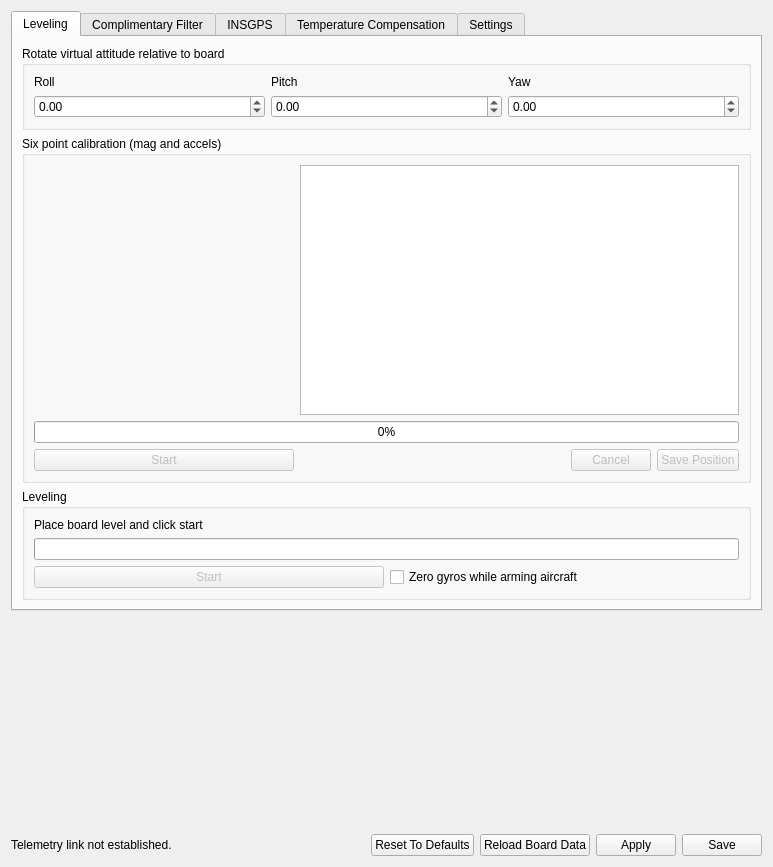
The window that ground/gcs/src/plugins/config/attitude.ui (TauLabs/TauLabs) describes before a commit, drawn with Qt 5.
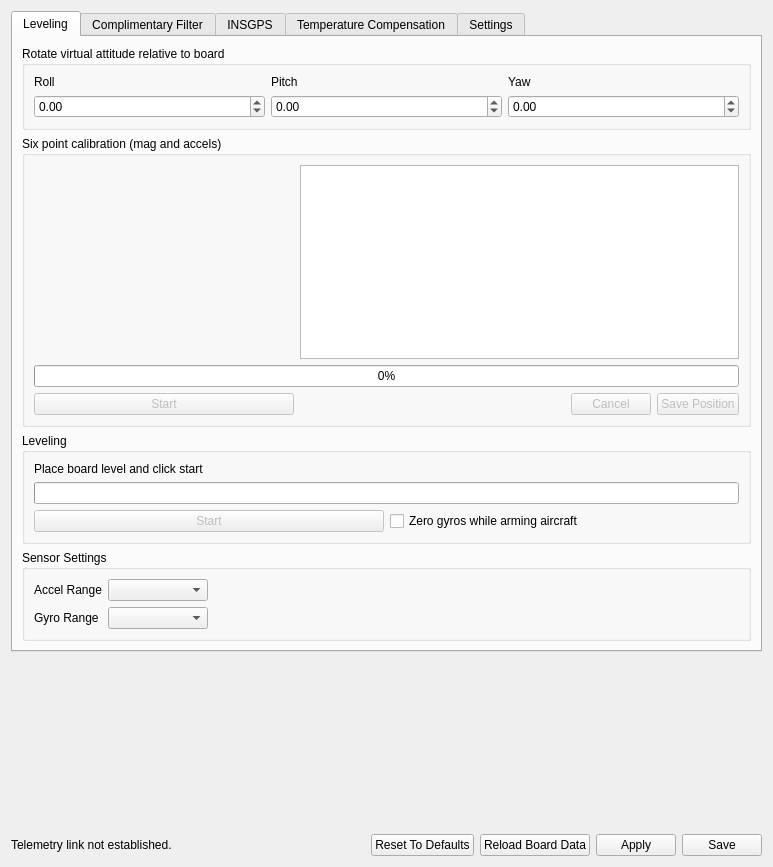
The same window after the commit. Icons and pictures are not drawn. Custom widgets are drawn as their Qt base class.

Commit message: Calibration: Add back the accel and gyro ranges

Diff of the .ui file:
```diff
--- a/ground/gcs/src/plugins/config/attitude.ui
+++ b/ground/gcs/src/plugins/config/attitude.ui
@@ -23,7 +23,7 @@
       <attribute name="title">
        <string>Leveling</string>
       </attribute>
-      <layout class="QVBoxLayout" name="verticalLayout_7" stretch="0,0,0">
+      <layout class="QVBoxLayout" name="verticalLayout_7" stretch="0,0,0,0">
        <item>
         <widget class="QGroupBox" name="groupBox">
          <property name="title">
@@ -265,6 +265,92 @@
          </layout>
         </widget>
        </item>
+       <item>
+        <widget class="QGroupBox" name="groupBox_5">
+         <property name="title">
+          <string>Sensor Settings</string>
+         </property>
+         <layout class="QHBoxLayout" name="horizontalLayout_6">
+          <item>
+           <layout class="QFormLayout" name="formLayout_2">
+            <item row="0" column="0">
+             <widget class="QLabel" name="accelRangeLabel">
+              <property name="text">
+               <string>Accel Range</string>
+              </property>
+             </widget>
+            </item>
+            <item row="1" column="0">
+             <widget class="QLabel" name="gyroRangeLabel">
+              <property name="text">
+               <string>Gyro Range</string>
+              </property>
+             </widget>
+            </item>
+            <item row="1" column="1">
+             <widget class="QComboBox" name="gyroRangeCombo">
+              <property name="minimumSize">
+               <size>
+                <width>100</width>
+                <height>0</height>
+               </size>
+              </property>
+              <property name="maximumSize">
+               <size>
+                <width>100</width>
+                <height>16777215</height>
+               </size>
+              </property>
+              <property name="objrelation" stdset="0">
+               <stringlist>
+                <string>objname:HwSettings</string>
+                <string>fieldname:GyroRange</string>
+                <string>buttongroup:1</string>
+               </stringlist>
+              </property>
+             </widget>
+            </item>
+            <item row="0" column="1">
+             <widget class="QComboBox" name="accelRangeCombo">
+              <property name="minimumSize">
+               <size>
+                <width>100</width>
+                <height>0</height>
+               </size>
+              </property>
+              <property name="maximumSize">
+               <size>
+                <width>100</width>
+                <height>16777215</height>
+               </size>
+              </property>
+              <property name="objrelation" stdset="0">
+               <stringlist>
+                <string>objname:HwSettings</string>
+                <string>fieldname:AccelRange</string>
+                <string>buttongroup:1</string>
+               </stringlist>
+              </property>
+             </widget>
+            </item>
+           </layout>
+          </item>
+          <item>
+           <spacer name="horizontalSpacer_5">
+            <property name="orientation">
+             <enum>Qt::Horizontal</enum>
+            </property>
+            <property name="sizeHint" stdset="0">
+             <size>
+              <width>328</width>
+              <height>20</height>
+             </size>
+            </property>
+           </spacer>
+          </item>
+         </layout>
+        </widget>
+       </item>
       </layout>
      </widget>
      <widget class="QWidget" name="tabComplimentary">
```
The commit also changes 1 other file.
